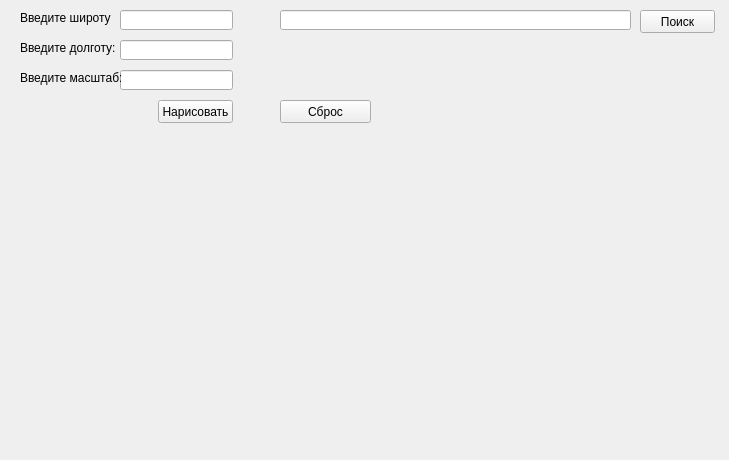
Before: the Qt Designer form ui_file.ui in heNtY1/yl, drawn with Qt 5.
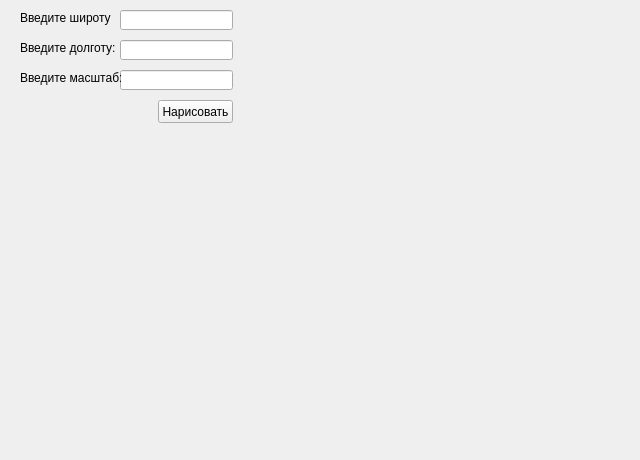
After: the same form once the commit is applied.

Commit message: не для проверки

What changed in the file:
```diff
--- a/ui_file.ui
+++ b/ui_file.ui
@@ -6,7 +6,7 @@
    <rect>
     <x>0</x>
     <y>0</y>
-    <width>729</width>
+    <width>640</width>
     <height>460</height>
    </rect>
   </property>
@@ -108,42 +108,6 @@
     <string/>
    </property>
   </widget>
-  <widget class="QLineEdit" name="search_Edit">
-   <property name="geometry">
-    <rect>
-     <x>280</x>
-     <y>10</y>
-     <width>351</width>
-     <height>20</height>
-    </rect>
-   </property>
-  </widget>
-  <widget class="QPushButton" name="search_button">
-   <property name="geometry">
-    <rect>
-     <x>640</x>
-     <y>10</y>
-     <width>75</width>
-     <height>23</height>
-    </rect>
-   </property>
-   <property name="text">
-    <string>Поиск</string>
-   </property>
-  </widget>
-  <widget class="QPushButton" name="reset_button">
-   <property name="geometry">
-    <rect>
-     <x>280</x>
-     <y>100</y>
-     <width>91</width>
-     <height>23</height>
-    </rect>
-   </property>
-   <property name="text">
-    <string>Сброс</string>
-   </property>
-  </widget>
  </widget>
  <resources/>
  <connections/>
```
Left out of the diff: 15 changed lines with no effect on the pictures. The commit also changes 1 other file.
